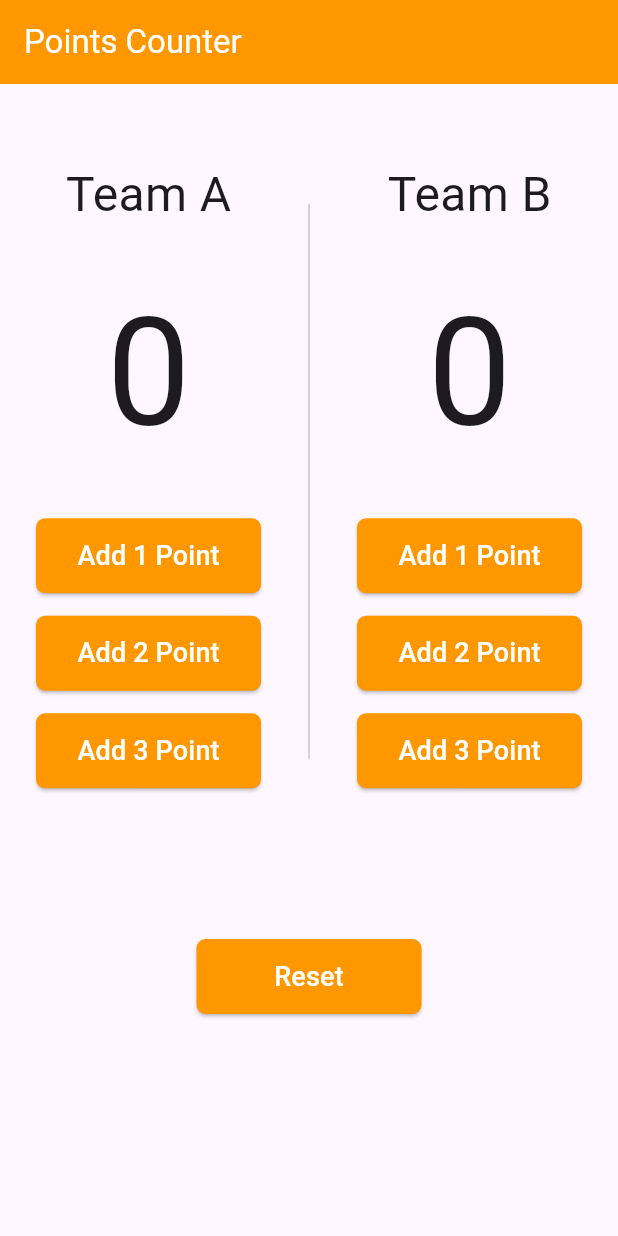
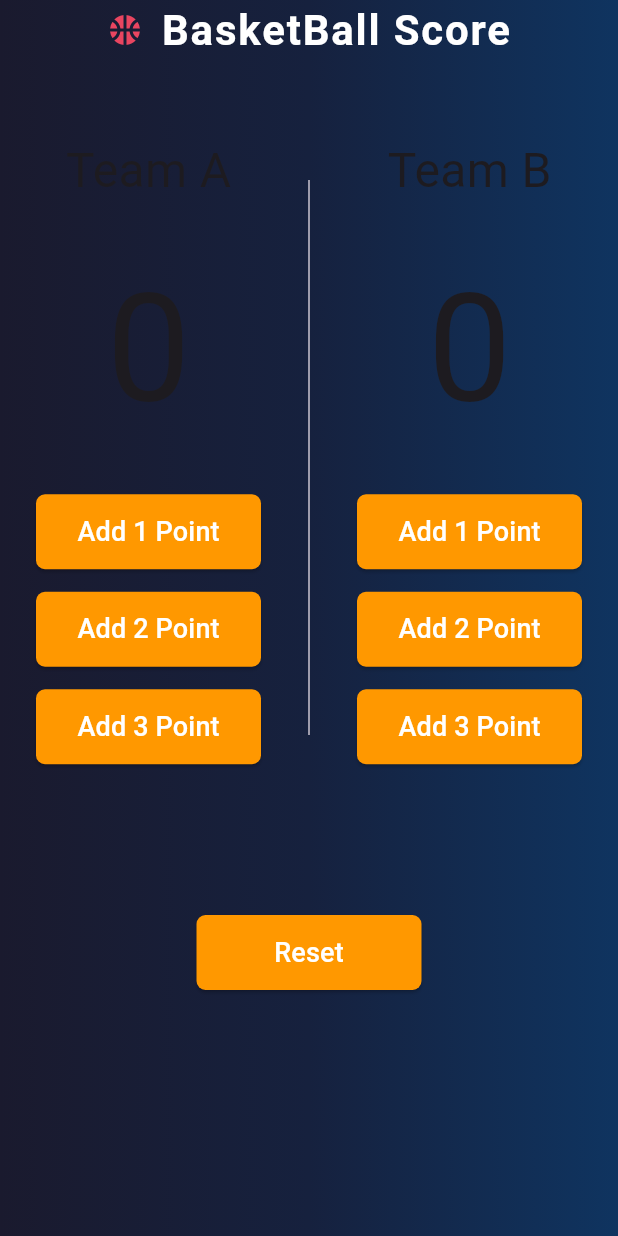
Before and after one commit to mohamedgomaa20/basketball_points_counter_app, a Flutter app: the screen it shows after launch, on a phone screen of 412 x 824 dp. Run offline on Flutter 3.47's test engine with Material 3 defaults, Android fonts, the phone set to English and light mode, and no system bars.

Commit message:
add LinearGradient and custom appBar

```diff
--- a/lib/basketball_points_counter_app.dart
+++ b/lib/basketball_points_counter_app.dart
@@ -9,7 +9,6 @@ class BasketballPointsCounterScreen extends StatefulWidget {
 class _BasketballPointsCounterScreenState
     extends State<BasketballPointsCounterScreen> {
   int teamAPoints = 0;
-
   int teamBPoints = 0;
 
   void addPoints({required String teamName, required int point}) {
@@ -32,13 +31,31 @@ class _BasketballPointsCounterScreenState
   @override
   Widget build(BuildContext context) {
     return Scaffold(
-      appBar: AppBar(
-        title: Text("Points Counter"),
-        backgroundColor: Colors.orange,
-        foregroundColor: Colors.white,
+      body: Container(
+        decoration: BoxDecoration(
+          gradient: LinearGradient(
+            colors: [Color(0xFF1a1a2e), Color(0xFF16213e), Color(0xFF0f3460)],
           ),
-      body: Column(
+        ),
+        child: SafeArea(
+          child: Column(
             children: [
+              Row(
+                mainAxisAlignment: MainAxisAlignment.center,
+                children: [
+                  Icon(Icons.sports_basketball, color: Color(0xFFe94560)),
+                  SizedBox(width: 12),
+                  Text(
+                    "BasketBall Score",
+                    style: TextStyle(
+                      fontSize: 28,
+                      letterSpacing: 1.2,
+                      fontWeight: FontWeight.bold,
+                      color: Colors.white,
+                    ),
+                  ),
+                ],
+              ),
               SizedBox(height: 50),
               Row(
                 mainAxisAlignment: MainAxisAlignment.spaceEvenly,
@@ -66,7 +83,10 @@ class _BasketballPointsCounterScreenState
                             borderRadius: BorderRadius.circular(6),
                           ),
                         ),
-                    child: Text("Add 1 Point", style: TextStyle(fontSize: 18)),
+                        child: Text(
+                          "Add 1 Point",
+                          style: TextStyle(fontSize: 18),
+                        ),
                       ),
                       SizedBox(height: 15),
                       ElevatedButton(
@@ -81,7 +101,10 @@ class _BasketballPointsCounterScreenState
                             borderRadius: BorderRadius.circular(6),
                           ),
                         ),
-                    child: Text("Add 2 Point", style: TextStyle(fontSize: 18)),
+                        child: Text(
+                          "Add 2 Point",
+                          style: TextStyle(fontSize: 18),
+                        ),
                       ),
                       SizedBox(height: 15),
                       ElevatedButton(
@@ -97,7 +120,10 @@ class _BasketballPointsCounterScreenState
                             borderRadius: BorderRadius.circular(6),
                           ),
                         ),
-                    child: Text("Add 3 Point", style: TextStyle(fontSize: 18)),
+                        child: Text(
+                          "Add 3 Point",
+                          style: TextStyle(fontSize: 18),
+                        ),
                       ),
                     ],
                   ),
@@ -130,7 +156,10 @@ class _BasketballPointsCounterScreenState
                             borderRadius: BorderRadius.circular(6),
                           ),
                         ),
-                    child: Text("Add 1 Point", style: TextStyle(fontSize: 18)),
+                        child: Text(
+                          "Add 1 Point",
+                          style: TextStyle(fontSize: 18),
+                        ),
                       ),
                       SizedBox(height: 15),
                       ElevatedButton(
@@ -145,7 +174,10 @@ class _BasketballPointsCounterScreenState
                             borderRadius: BorderRadius.circular(6),
                           ),
                         ),
-                    child: Text("Add 2 Point", style: TextStyle(fontSize: 18)),
+                        child: Text(
+                          "Add 2 Point",
+                          style: TextStyle(fontSize: 18),
+                        ),
                       ),
                       SizedBox(height: 15),
                       ElevatedButton(
@@ -160,7 +192,10 @@ class _BasketballPointsCounterScreenState
                             borderRadius: BorderRadius.circular(6),
                           ),
                         ),
-                    child: Text("Add 3 Point", style: TextStyle(fontSize: 18)),
+                        child: Text(
+                          "Add 3 Point",
+                          style: TextStyle(fontSize: 18),
+                        ),
                       ),
                     ],
                   ),
@@ -184,6 +219,8 @@ class _BasketballPointsCounterScreenState
               ),
             ],
           ),
+        ),
+      ),
     );
   }
 }
```
Lines whose indentation alone changed are shown as unchanged.
